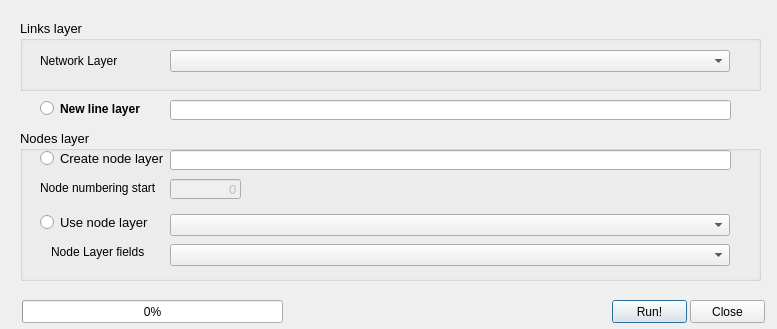
Old version of the form forms/Ui_TQ_NetPrep.ui in the repository AequilibraE/qaequilibrae.
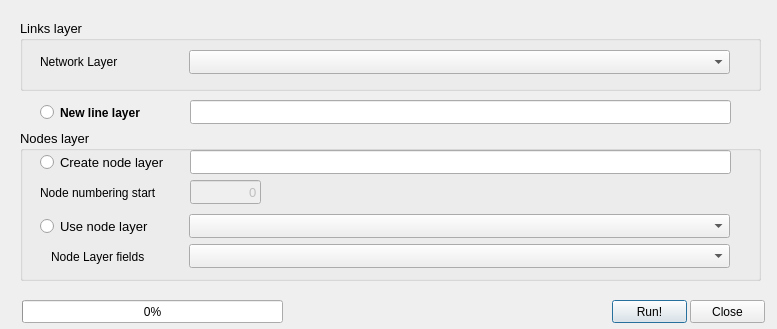
New version of the form.

What changed in the file:
```diff
--- a/forms/Ui_TQ_NetPrep.ui
+++ b/forms/Ui_TQ_NetPrep.ui
@@ -39,10 +39,10 @@
    <widget class="QComboBox" name="nodelayers">
     <property name="geometry">
      <rect>
-      <x>150</x>
+      <x>169</x>
       <y>84</y>
-      <width>560</width>
-      <height>22</height>
+      <width>541</width>
+      <height>24</height>
      </rect>
     </property>
     <property name="font">
@@ -55,8 +55,8 @@
     <property name="geometry">
      <rect>
       <x>31</x>
-      <y>114</y>
-      <width>111</width>
+      <y>119</y>
+      <width>151</width>
       <height>16</height>
      </rect>
     </property>
@@ -72,10 +72,10 @@
    <widget class="QComboBox" name="node_fields">
     <property name="geometry">
      <rect>
-      <x>150</x>
+      <x>169</x>
       <y>114</y>
-      <width>560</width>
-      <height>22</height>
+      <width>541</width>
+      <height>24</height>
      </rect>
     </property>
     <property name="font">
@@ -88,8 +88,8 @@
     <property name="geometry">
      <rect>
       <x>20</x>
-      <y>84</y>
-      <width>111</width>
+      <y>88</y>
+      <width>151</width>
       <height>17</height>
      </rect>
     </property>
@@ -101,8 +101,8 @@
     <property name="geometry">
      <rect>
       <x>20</x>
-      <y>20</y>
-      <width>131</width>
+      <y>24</y>
+      <width>171</width>
       <height>17</height>
      </rect>
     </property>
@@ -113,10 +113,10 @@
    <widget class="QLineEdit" name="out_nodes">
     <property name="geometry">
      <rect>
-      <x>150</x>
+      <x>170</x>
       <y>20</y>
-      <width>561</width>
-      <height>20</height>
+      <width>541</width>
+      <height>24</height>
      </rect>
     </property>
     <property name="text">
@@ -127,8 +127,8 @@
     <property name="geometry">
      <rect>
       <x>20</x>
-      <y>50</y>
-      <width>131</width>
+      <y>55</y>
+      <width>171</width>
       <height>16</height>
      </rect>
     </property>
@@ -147,10 +147,10 @@
     </property>
     <property name="geometry">
      <rect>
-      <x>150</x>
-      <y>49</y>
+      <x>170</x>
+      <y>50</y>
       <width>71</width>
-      <height>20</height>
+      <height>24</height>
      </rect>
     </property>
     <property name="text">
@@ -182,8 +182,8 @@
     <property name="geometry">
      <rect>
       <x>20</x>
-      <y>30</y>
-      <width>80</width>
+      <y>31</y>
+      <width>181</width>
       <height>22</height>
      </rect>
     </property>
@@ -199,10 +199,10 @@
    <widget class="QComboBox" name="linelayers">
     <property name="geometry">
      <rect>
-      <x>150</x>
+      <x>169</x>
       <y>30</y>
-      <width>560</width>
-      <height>22</height>
+      <width>541</width>
+      <height>24</height>
      </rect>
     </property>
     <property name="font">
@@ -309,10 +309,10 @@
   <widget class="QLineEdit" name="out_lines">
    <property name="geometry">
     <rect>
-     <x>170</x>
+     <x>190</x>
      <y>100</y>
-     <width>561</width>
-     <height>20</height>
+     <width>541</width>
+     <height>24</height>
     </rect>
    </property>
    <property name="font">
@@ -328,8 +328,8 @@
    <property name="geometry">
     <rect>
      <x>40</x>
-     <y>100</y>
-     <width>131</width>
+     <y>104</y>
+     <width>161</width>
      <height>17</height>
     </rect>
    </property>
```
